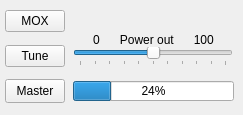
Qt form trunk/src/QtRadio/ctl.ui (alexlee188/ghpsdr3-alex) before a commit.
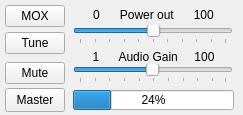
The same form after that commit.

Commit message: Added variable RX filter. Changed audio gain control to slider. Cleaned up the GUI a bit more.

What changed in the file:
```diff
--- a/trunk/src/QtRadio/ctl.ui
+++ b/trunk/src/QtRadio/ctl.ui
@@ -23,7 +23,7 @@
    <property name="geometry">
     <rect>
      <x>5</x>
-     <y>10</y>
+     <y>5</y>
      <width>60</width>
      <height>22</height>
     </rect>
@@ -42,7 +42,7 @@
    <property name="geometry">
     <rect>
      <x>5</x>
-     <y>45</y>
+     <y>32</y>
      <width>60</width>
      <height>22</height>
     </rect>
@@ -58,7 +58,7 @@
    <property name="geometry">
     <rect>
      <x>73</x>
-     <y>47</y>
+     <y>25</y>
      <width>160</width>
      <height>19</height>
     </rect>
@@ -95,7 +95,7 @@
    <property name="geometry">
     <rect>
      <x>73</x>
-     <y>30</y>
+     <y>5</y>
      <width>161</width>
      <height>20</height>
     </rect>
@@ -111,7 +111,7 @@
    <property name="geometry">
     <rect>
      <x>73</x>
-     <y>81</y>
+     <y>90</y>
      <width>161</width>
      <height>20</height>
     </rect>
@@ -124,7 +124,7 @@
    <property name="geometry">
     <rect>
      <x>5</x>
-     <y>79</y>
+     <y>88</y>
      <width>60</width>
      <height>24</height>
     </rect>
@@ -133,6 +133,63 @@
     <string>Master</string>
    </property>
   </widget>
+  <widget class="QPushButton" name="btnMute">
+   <property name="geometry">
+    <rect>
+     <x>5</x>
+     <y>62</y>
+     <width>60</width>
+     <height>22</height>
+    </rect>
+   </property>
+   <property name="text">
+    <string>Mute</string>
+   </property>
+   <property name="checkable">
+    <bool>true</bool>
+   </property>
+  </widget>
+  <widget class="QSlider" name="audioSlider">
+   <property name="geometry">
+    <rect>
+     <x>73</x>
+     <y>64</y>
+     <width>160</width>
+     <height>19</height>
+    </rect>
+   </property>
+   <property name="minimum">
+    <number>1</number>
+   </property>
+   <property name="maximum">
+    <number>100</number>
+   </property>
+   <property name="value">
+    <number>50</number>
+   </property>
+   <property name="orientation">
+    <enum>Qt::Horizontal</enum>
+   </property>
+   <property name="tickPosition">
+    <enum>QSlider::TicksBelow</enum>
+   </property>
+  </widget>
+  <widget class="QLabel" name="label_2">
+   <property name="geometry">
+    <rect>
+     <x>73</x>
+     <y>47</y>
+     <width>161</width>
+     <height>20</height>
+    </rect>
+   </property>
+   <property name="text">
+    <string>1      Audio Gain     100</string>
+   </property>
+   <property name="alignment">
+    <set>Qt::AlignCenter</set>
+   </property>
+  </widget>
  </widget>
  <resources/>
  <connections/>
```
The commit also changes 23 other files.
